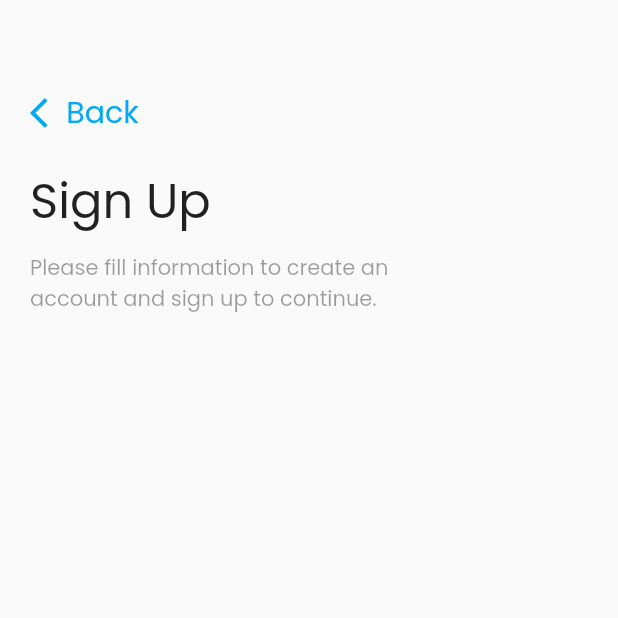
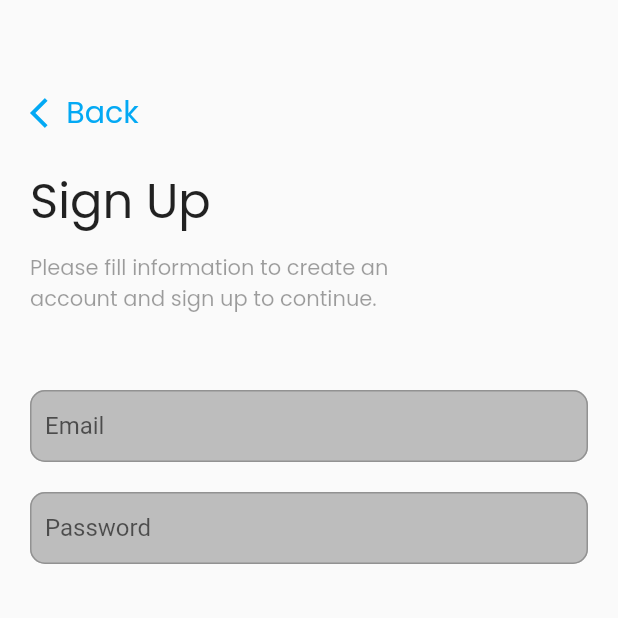
Before and after one commit to kevin2-cyber/LiveMe, a Flutter app: the SignUp screen opened directly, on a phone screen of 412 x 824 dp, the top half of it. Run offline on Flutter 3.47's test engine with Material 2 defaults, Android fonts, the light colour scheme and no system bars; our stand-ins replace google_fonts.

Commit message:
trying to design text inputs

```diff
--- a/lib/app/ui/sign_up.dart
+++ b/lib/app/ui/sign_up.dart
@@ -58,6 +58,14 @@ class SignUp extends StatelessWidget {
                   color: Colors.black38,
                 ),
               ),
+              const SizedBox(
+                height: 50,
+              ),
+              editText(label: 'Email', obscureText: false),
+              const SizedBox(
+                height: 20,
+              ),
+              editText(label: 'Password', obscureText: true),
             ],
           ),
         ),
@@ -65,3 +73,37 @@ class SignUp extends StatelessWidget {
     );
   }
 }
+
+Widget editText({label,obscureText = false}){
+  return Column(
+    crossAxisAlignment: CrossAxisAlignment.start,
+    children: [
+      Container(
+        decoration: BoxDecoration(
+          borderRadius: BorderRadius.circular(10),
+          color: Colors.grey.shade400,
+        ),
+        child: TextFormField(
+          obscureText: obscureText,
+          decoration: InputDecoration(
+            focusColor: Colors.grey.shade400,
+            hintText: label,
+            contentPadding: const EdgeInsets.symmetric(vertical: 0, horizontal: 10),
+            enabledBorder: OutlineInputBorder(
+              borderRadius: BorderRadius.circular(10),
+              borderSide: const BorderSide(
+                color: AppConstants.kEditTextSelected,
+              ),
+            ),
+            border: OutlineInputBorder(
+              borderRadius: BorderRadius.circular(10),
+              borderSide: const BorderSide(
+                color: AppConstants.kEditTextNormal,
+              ),
+            ),
+          ),
+        ),
+      ),
+    ],
+  );
+}
--- a/lib/utils/constants.dart
+++ b/lib/utils/constants.dart
@@ -1,7 +1,11 @@
+import 'dart:ui';
+
 class AppConstants {
   static String kAppName = "LiveMe";
   static String kLogin = "Login";
   static String kSignUp = "Sign Up";
   static String kStreaming = "SOCIAL STREAMING";
   static String kBack = "Back";
+  static const kEditTextSelected = Color(0xFF929292);
+  static const kEditTextNormal = Color(0xFFF2F2F7);
 }
```
